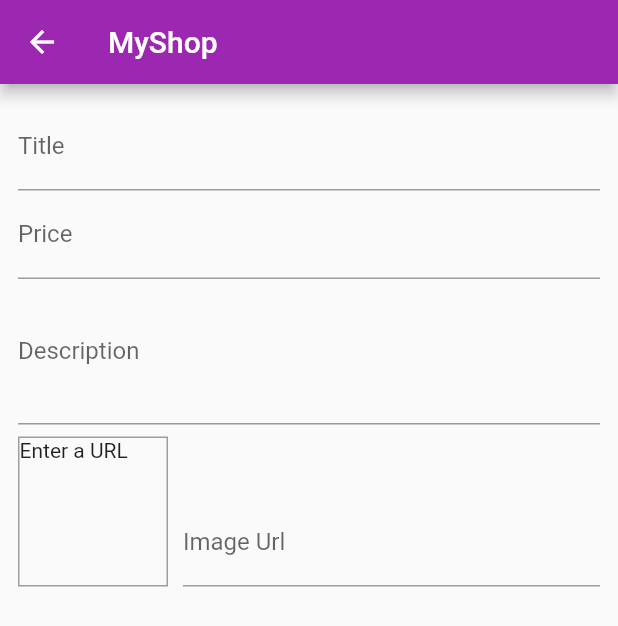
After one commit to matheus-camara/shopApp, a Flutter app: the EditProductScreen screen opened by its route, on a phone screen of 412 x 824 dp. The commit adds this screen. Shown: the top 626 px of the screen. Run offline on Flutter 3.47's test engine with Material 2 defaults, Android fonts, the phone set to English and light mode, and no system bars; network calls fail.

Commit message:
working on edit product screen

```diff
--- a/shop_app/lib/routes/router.dart
+++ b/shop_app/lib/routes/router.dart
@@ -1,5 +1,6 @@
 import 'package:flutter/widgets.dart';
 import 'package:shop_app/ui/screens/cart.dart';
+import 'package:shop_app/ui/screens/edit_product.dart';
 import 'package:shop_app/ui/screens/orders.dart';
 import 'package:shop_app/ui/screens/product_detail.dart';
 import 'package:shop_app/ui/screens/products_overview.dart';
@@ -10,5 +11,6 @@ final Map<String, Widget Function(BuildContext)> appRoutes = {
   ProductDetailScreen.routeName: (ctx) => ProductDetailScreen(),
   CartScreen.routeName: (ctx) => CartScreen(),
   OrdersScreen.routeName: (ctx) => OrdersScreen(),
-  UserProductsScreen.routeName: (ctx) => UserProductsScreen()
+  UserProductsScreen.routeName: (ctx) => UserProductsScreen(),
+  EditProductScreen.routeName: (ctx) => EditProductScreen()
 };
--- /dev/null
+++ b/shop_app/lib/ui/screens/edit_product.dart
@@ -0,0 +1,104 @@
+import 'package:flutter/material.dart';
+import 'package:shop_app/domain/constants.dart';
+
+class EditProductScreen extends StatefulWidget {
+  static const routeName = "/edit-product";
+  @override
+  _EditProductScreenState createState() => _EditProductScreenState();
+}
+
+class _EditProductScreenState extends State<EditProductScreen> {
+  final _priceFocusNode = FocusNode();
+  final _descriptionFocusNode = FocusNode();
+  final _imageUrlFocusNode = FocusNode();
+  final _imageUrlController = TextEditingController();
+
+  @override
+  void initState() {
+    _imageUrlFocusNode.addListener(_updateImageUrl);
+    super.initState();
+  }
+
+  void _updateImageUrl() {
+    if(!_imageUrlFocusNode.hasFocus) {
+      setState(() { });
+    }
+  }
+
+  @override
+  Widget build(BuildContext context) {
+    return Scaffold(
+      appBar: AppBar(
+        title: APP_NAME,
+      ),
+      body: Padding(
+        padding: const EdgeInsets.all(12.0),
+        child: Form(
+          child: SingleChildScrollView(
+            child: Column(
+              children: <Widget>[
+                TextFormField(
+                  decoration: const InputDecoration(labelText: "Title"),
+                  textInputAction: TextInputAction.next,
+                  onFieldSubmitted: (_) =>
+                      FocusScope.of(context).requestFocus(_priceFocusNode),
+                ),
+                TextFormField(
+                  decoration: const InputDecoration(labelText: "Price"),
+                  textInputAction: TextInputAction.next,
+                  keyboardType: TextInputType.number,
+                  focusNode: _priceFocusNode,
+                  onFieldSubmitted: (_) => FocusScope.of(context)
+                      .requestFocus(_descriptionFocusNode),
+                ),
+                TextFormField(
+                  decoration: const InputDecoration(labelText: "Description"),
+                  maxLines: 3,
+                  keyboardType: TextInputType.multiline,
+                  focusNode: _descriptionFocusNode,
+                ),
+                Row(
+                  crossAxisAlignment: CrossAxisAlignment.end,
+                  children: <Widget>[
+                    Container(
+                      width: 100,
+                      height: 100,
+                      margin: const EdgeInsets.only(top: 8, right: 10),
+                      decoration: BoxDecoration(
+                          border: Border.all(width: 1, color: Colors.grey)),
+                      child: _imageUrlController.text.isEmpty
+                          ? Text("Enter a URL")
+                          : FittedBox(
+                              child: Image.network(_imageUrlController.text),
+                              fit: BoxFit.cover,
+                            ),
+                    ),
+                    Expanded(
+                      child: TextFormField(
+                        decoration: InputDecoration(labelText: "Image Url"),
+                        keyboardType: TextInputType.url,
+                        textInputAction: TextInputAction.done,
+                        controller: _imageUrlController,
+                        focusNode: _imageUrlFocusNode,
+                      ),
+                    )
+                  ],
+                )
+              ],
+            ),
+          ),
+        ),
+      ),
+    );
+  }
+
+  @override
+  void dispose() {
+    _imageUrlFocusNode.removeListener(_updateImageUrl);
+    _priceFocusNode.dispose();
+    _descriptionFocusNode.dispose();
+    _imageUrlFocusNode.dispose();
+    _imageUrlController.dispose();
+    super.dispose();
+  }
+}
--- a/shop_app/lib/ui/screens/user_products.dart
+++ b/shop_app/lib/ui/screens/user_products.dart
@@ -1,6 +1,7 @@
 import 'package:flutter/material.dart';
 import 'package:provider/provider.dart';
 import 'package:shop_app/providers/products.dart';
+import 'package:shop_app/ui/screens/edit_product.dart';
 import 'package:shop_app/ui/widgets/drawer.dart';
 import 'package:shop_app/ui/widgets/user_product.dart';
 
@@ -14,7 +15,7 @@ class UserProductsScreen extends StatelessWidget {
           actions: <Widget>[
             IconButton(
               icon: const Icon(Icons.add),
-              onPressed: () => null,
+              onPressed: () => Navigator.of(context).pushNamed(EditProductScreen.routeName),
             )
           ],
         ),
```
